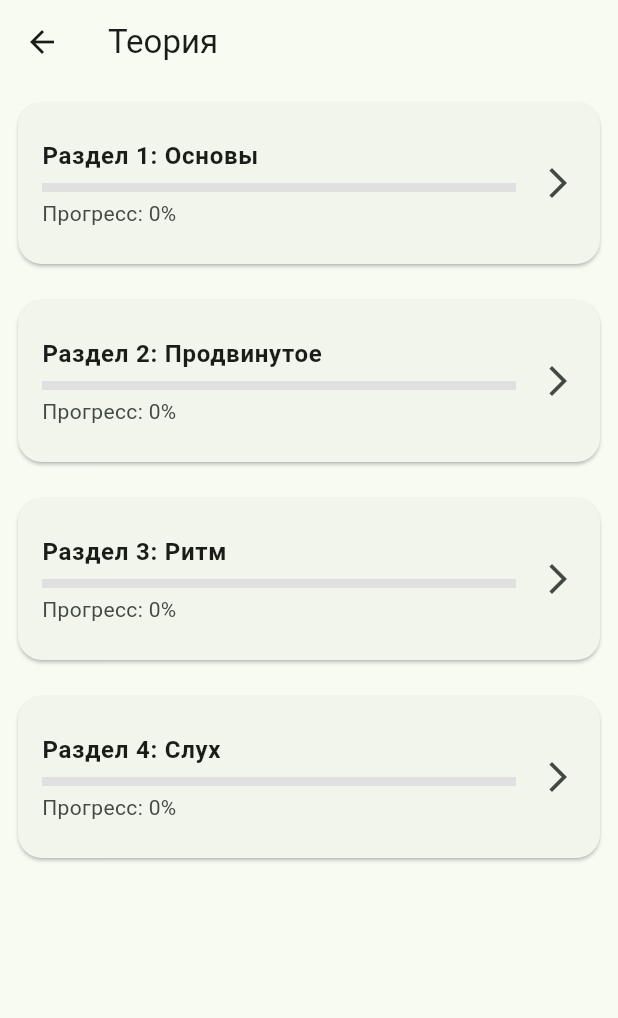
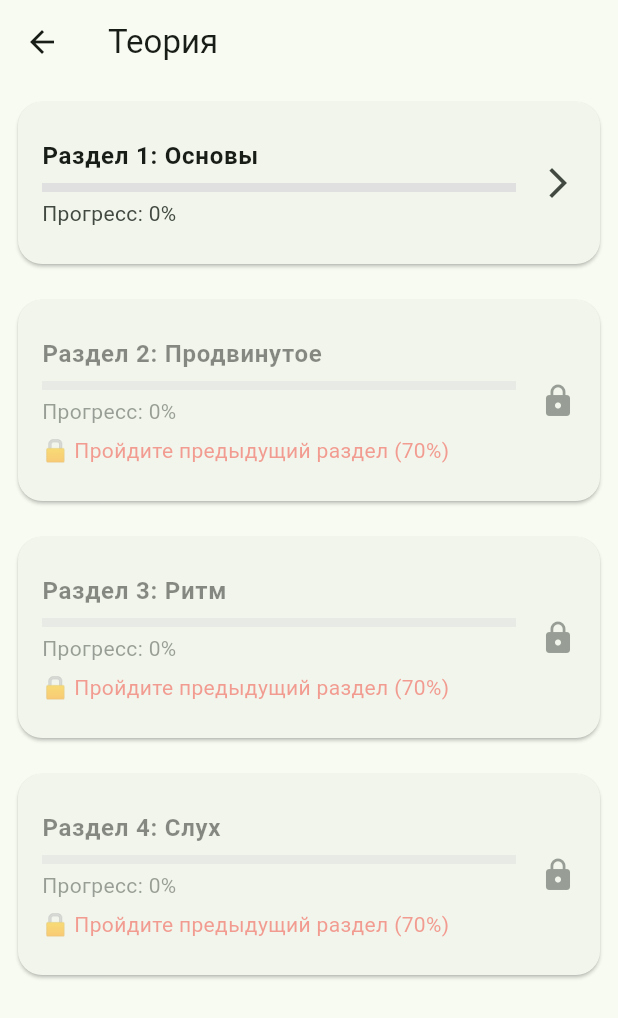
Before and after one commit to OGonThaBlock/CourseProject7sem, a Flutter app: the TheoryPage screen opened directly, on a phone screen of 412 x 824 dp. Shown: the top 1018 px of the screen. Run offline on Flutter 3.47's test engine with Material 3 defaults, Android fonts, the light colour scheme and no system bars; our stand-ins replace flutter_markdown, just_audio, permission_handler, shared_preferences, webview_flutter; accounts and stored records are empty.

Commit message:
proggress chapter locks (70%)

```diff
--- a/lib/main.dart
+++ b/lib/main.dart
@@ -758,6 +758,17 @@ class _TheoryPageState extends State<TheoryPage> {
     });
   }
 
+  // ================== ЛОГИКА ОТКРЫТИЯ ==================
+  bool _isUnlocked(int index, List<TheoryData> sections) {
+    if (index == 0) return true;
+
+    final prev = sections[index - 1];
+    final prevScore = progress[prev.id] ?? 0.0;
+
+    return prevScore >= 0.7;
+  }
+
+  // ================== ЦВЕТ ПРОГРЕССА ==================
   Color _getColor(double score) {
     if (score == 0) return Colors.grey;
     if (score < 0.5) return Colors.red;
@@ -776,12 +787,15 @@ class _TheoryPageState extends State<TheoryPage> {
         itemBuilder: (context, index) {
           final s = sections[index];
           final score = progress[s.id] ?? 0.0;
+          final isUnlocked = _isUnlocked(index, sections);
 
           return Card(
             margin: const EdgeInsets.all(12),
             shape: RoundedRectangleBorder(
               borderRadius: BorderRadius.circular(16),
             ),
+            child: Opacity(
+              opacity: isUnlocked ? 1.0 : 0.5,
               child: ListTile(
                 contentPadding: const EdgeInsets.all(16),
                 title: Text(
@@ -792,6 +806,8 @@ class _TheoryPageState extends State<TheoryPage> {
                   crossAxisAlignment: CrossAxisAlignment.start,
                   children: [
                     const SizedBox(height: 6),
+
+                    // ПРОГРЕСС БАР
                     LinearProgressIndicator(
                       value: score,
                       minHeight: 6,
@@ -800,21 +816,50 @@ class _TheoryPageState extends State<TheoryPage> {
                         _getColor(score),
                       ),
                     ),
+
                     const SizedBox(height: 4),
+
                     Text(
                       "Прогресс: ${(score * 100).toStringAsFixed(0)}%",
                     ),
+
+                    // 🔒 ТЕКСТ БЛОКИРОВКИ
+                    if (!isUnlocked)
+                      const Padding(
+                        padding: EdgeInsets.only(top: 6),
+                        child: Text(
+                          "🔒 Пройдите предыдущий раздел (70%)",
+                          style: TextStyle(color: Colors.red),
+                        ),
+                      ),
                   ],
                 ),
-              trailing: const Icon(Icons.arrow_forward_ios),
-              onTap: () {
+
+                // ИКОНКА
+                trailing: Icon(
+                  isUnlocked ? Icons.arrow_forward_ios : Icons.lock,
+                ),
+
+                // НАЖАТИЕ
+                onTap: isUnlocked
+                    ? () {
                   Navigator.push(
                     context,
                     MaterialPageRoute(
                       builder: (_) => TheoryDetailPage(data: s),
                     ),
                   ).then((_) => _load());
-              },
+                }
+                    : () {
+                  ScaffoldMessenger.of(context).showSnackBar(
+                    const SnackBar(
+                      content: Text(
+                        "Сначала пройдите предыдущий раздел на 70%",
+                      ),
+                    ),
+                  );
+                },
+              ),
             ),
           );
         },
--- a/lib/services/theory_api_service.dart
+++ b/lib/services/theory_api_service.dart
@@ -176,6 +176,7 @@ class ErrorService {
 class TheoryApiService {
   static List<TheoryData> getTheorySections() {
     return [
+      // ================== РАЗДЕЛ 1 ==================
       TheoryData(
         id: "basic",
         title: "Раздел 1: Основы",
@@ -191,8 +192,46 @@ class TheoryApiService {
             "Октава — удвоение частоты.\n\nПодробнее в [Продвинутом разделе](advanced)",
           ),
         ],
+        quiz: [
+          QuizQuestion(
+            theoryId: "basic",
+            question: "Сколько основных нот в западной системе?",
+            answers: ["5", "6", "7", "8"],
+            correctIndex: 2,
+          ),
+          QuizQuestion(
+            theoryId: "basic",
+            question: "Какая нота идёт после C?",
+            answers: ["A", "D", "E", "B"],
+            correctIndex: 1,
+          ),
+          QuizQuestion(
+            theoryId: "basic",
+            question: "Что такое октава?",
+            answers: [
+              "Удвоение частоты",
+              "Половина частоты",
+              "Громкость",
+              "Темп"
+            ],
+            correctIndex: 0,
+          ),
+          QuizQuestion(
+            theoryId: "basic",
+            question: "Сколько нот в одной октаве?",
+            answers: ["6", "7", "8", "12"],
+            correctIndex: 3,
+          ),
+          QuizQuestion(
+            theoryId: "basic",
+            question: "Какая нота последняя в списке C D E F G A ?",
+            answers: ["G", "A", "B", "C"],
+            correctIndex: 2,
+          ),
+        ],
       ),
 
+      // ================== РАЗДЕЛ 2 ==================
       TheoryData(
         id: "advanced",
         title: "Раздел 2: Продвинутое",
@@ -207,8 +246,61 @@ class TheoryApiService {
             content: "Сочетание 3 и более нот.",
           ),
         ],
+        quiz: [
+          QuizQuestion(
+            theoryId: "advanced",
+            question: "Что такое интервал?",
+            answers: [
+              "Расстояние между нотами",
+              "Громкость",
+              "Темп",
+              "Длина ноты"
+            ],
+            correctIndex: 0,
+          ),
+          QuizQuestion(
+            theoryId: "advanced",
+            question: "Сколько нот минимум в аккорде?",
+            answers: ["2", "3", "4", "5"],
+            correctIndex: 1,
+          ),
+          QuizQuestion(
+            theoryId: "advanced",
+            question: "Что такое аккорд?",
+            answers: [
+              "Одна нота",
+              "Сочетание нот",
+              "Темп",
+              "Ритм"
+            ],
+            correctIndex: 1,
+          ),
+          QuizQuestion(
+            theoryId: "advanced",
+            question: "Интервал измеряется в?",
+            answers: [
+              "Секундах",
+              "Герцах",
+              "Тонах/полутонах",
+              "Децибелах"
+            ],
+            correctIndex: 2,
+          ),
+          QuizQuestion(
+            theoryId: "advanced",
+            question: "Что больше: тон или полутон?",
+            answers: [
+              "Полутон",
+              "Тон",
+              "Одинаково",
+              "Зависит от ноты"
+            ],
+            correctIndex: 1,
+          ),
+        ],
       ),
 
+      // ================== РАЗДЕЛ 3 ==================
       TheoryData(
         id: "rhythm",
         title: "Раздел 3: Ритм",
@@ -252,6 +344,7 @@ class TheoryApiService {
         ],
       ),
 
+      // ================== РАЗДЕЛ 4 ==================
       TheoryData(
         id: "hearing",
         title: "Раздел 4: Слух",
```
Lines whose indentation alone changed are shown as unchanged.
